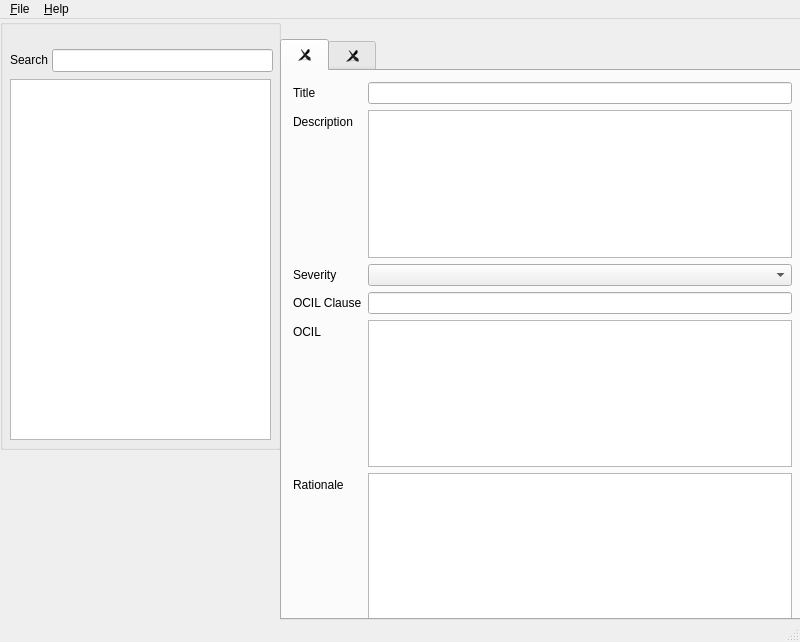
Before: the Qt Designer form ui/MainWindow.ui in redhatrises/husky, drawn with Qt 5.
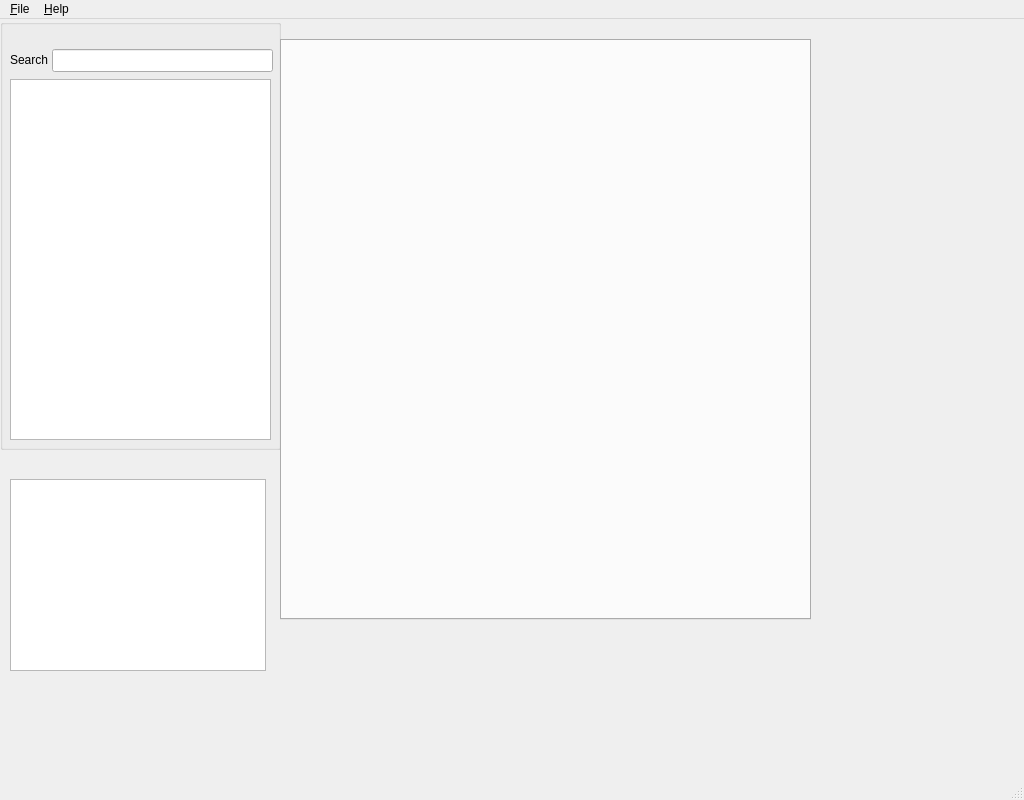
After: the same form once the commit is applied.

What changed in the file:
```diff
--- a/ui/MainWindow.ui
+++ b/ui/MainWindow.ui
@@ -6,8 +6,8 @@
    <rect>
     <x>0</x>
     <y>0</y>
-    <width>800</width>
-    <height>642</height>
+    <width>1024</width>
+    <height>800</height>
    </rect>
   </property>
   <property name="windowTitle">
@@ -114,150 +114,16 @@
     <property name="tabsClosable">
      <bool>true</bool>
     </property>
-    <property name="tabBarAutoHide">
-     <bool>false</bool>
+   </widget>
+   <widget class="QTableView" name="tableView">
+    <property name="geometry">
+     <rect>
+      <x>10</x>
+      <y>460</y>
+      <width>256</width>
+      <height>192</height>
+     </rect>
     </property>
-    <widget class="QWidget" name="tabRule">
-     <attribute name="title">
-      <string/>
-     </attribute>
-     <widget class="QWidget" name="formLayoutWidget">
-      <property name="geometry">
-       <rect>
-        <x>10</x>
-        <y>10</y>
-        <width>501</width>
-        <height>541</height>
-       </rect>
-      </property>
-      <layout class="QFormLayout" name="scaprule">
-       <property name="leftMargin">
-        <number>1</number>
-       </property>
-       <property name="topMargin">
-        <number>1</number>
-       </property>
-       <property name="rightMargin">
-        <number>1</number>
-       </property>
-       <property name="bottomMargin">
-        <number>1</number>
-       </property>
-       <item row="0" column="0">
-        <widget class="QLabel" name="lblruletitle">
-         <property name="text">
-          <string>Title</string>
-         </property>
-        </widget>
-       </item>
-       <item row="0" column="1">
-        <widget class="QLineEdit" name="txtRuleTitle"/>
-       </item>
-       <item row="1" column="0">
-        <widget class="QLabel" name="lblruledesc">
-         <property name="text">
-          <string>Description</string>
-         </property>
-        </widget>
-       </item>
-       <item row="1" column="1">
-        <widget class="QPlainTextEdit" name="txtRuleDesc"/>
-       </item>
-       <item row="2" column="0">
-        <widget class="QLabel" name="severityLabel">
-         <property name="text">
-          <string>Severity</string>
-         </property>
-        </widget>
-       </item>
-       <item row="2" column="1">
-        <widget class="QComboBox" name="severityComboBox"/>
-       </item>
-       <item row="3" column="0">
-        <widget class="QLabel" name="oCILClauseLabel">
-         <property name="text">
-          <string>OCIL Clause</string>
-         </property>
-        </widget>
-       </item>
-       <item row="3" column="1">
-        <widget class="QLineEdit" name="txtOCILclause"/>
-       </item>
-       <item row="4" column="0">
-        <widget class="QLabel" name="oCILLabel">
-         <property name="text">
-          <string>OCIL</string>
-         </property>
-        </widget>
-       </item>
-       <item row="4" column="1">
-        <widget class="QPlainTextEdit" name="txtOCIL"/>
-       </item>
-       <item row="5" column="0">
-        <widget class="QLabel" name="oRationaleLabel">
-         <property name="frameShape">
-          <enum>QFrame::NoFrame</enum>
-         </property>
-         <property name="text">
-          <string>Rationale</string>
-         </property>
-        </widget>
-       </item>
-       <item row="5" column="1">
-        <widget class="QPlainTextEdit" name="txtRationale"/>
-       </item>
-      </layout>
-     </widget>
-    </widget>
-    <widget class="QWidget" name="tabGroup">
-     <attribute name="title">
-      <string/>
-     </attribute>
-     <widget class="QWidget" name="formLayoutWidget_2">
-      <property name="geometry">
-       <rect>
-        <x>10</x>
-        <y>10</y>
-        <width>501</width>
-        <height>541</height>
-       </rect>
-      </property>
-      <layout class="QFormLayout" name="scapgroup">
-       <property name="leftMargin">
-        <number>1</number>
-       </property>
-       <property name="topMargin">
-        <number>1</number>
-       </property>
-       <property name="rightMargin">
-        <number>1</number>
-       </property>
-       <property name="bottomMargin">
-        <number>1</number>
-       </property>
-       <item row="0" column="0">
-        <widget class="QLabel" name="lblgrouptitle">
-         <property name="text">
-          <string>Title</string>
-         </property>
-        </widget>
-       </item>
-       <item row="0" column="1">
-        <widget class="QLineEdit" name="txtGroupTitle"/>
-       </item>
-       <item row="1" column="0">
-        <widget class="QLabel" name="lblgroupdesc">
-         <property name="text">
-          <string>Description</string>
-         </property>
-        </widget>
-       </item>
-       <item row="1" column="1">
-        <widget class="QPlainTextEdit" name="txtGroupDesc"/>
-       </item>
-      </layout>
-     </widget>
-    </widget>
    </widget>
   </widget>
   <widget class="QMenuBar" name="menubar">
@@ -265,7 +131,7 @@
     <rect>
      <x>0</x>
      <y>0</y>
-     <width>800</width>
+     <width>1024</width>
      <height>20</height>
     </rect>
    </property>
```
Left out of the diff: 14 changed lines with no effect on the pictures.
